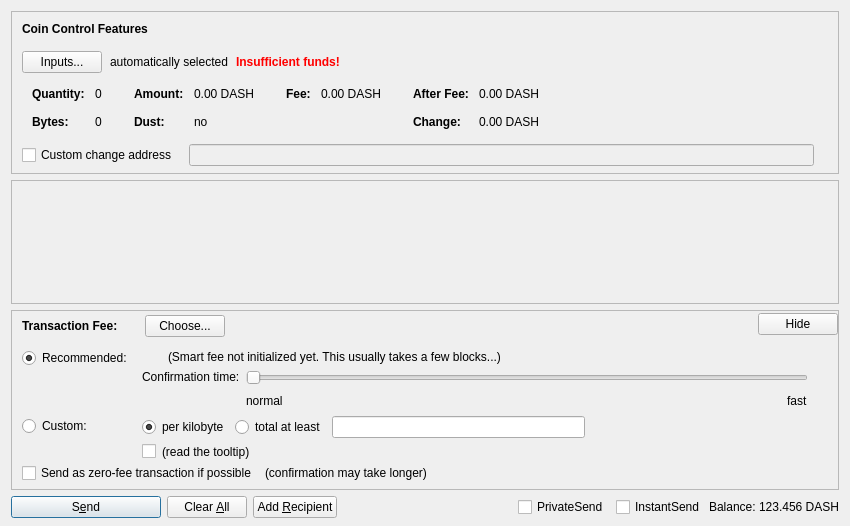
First picture: the form in src/qt/forms/sendcoinsdialog.ui, repository OmegaBlockchain/omegacoin, before the edit.
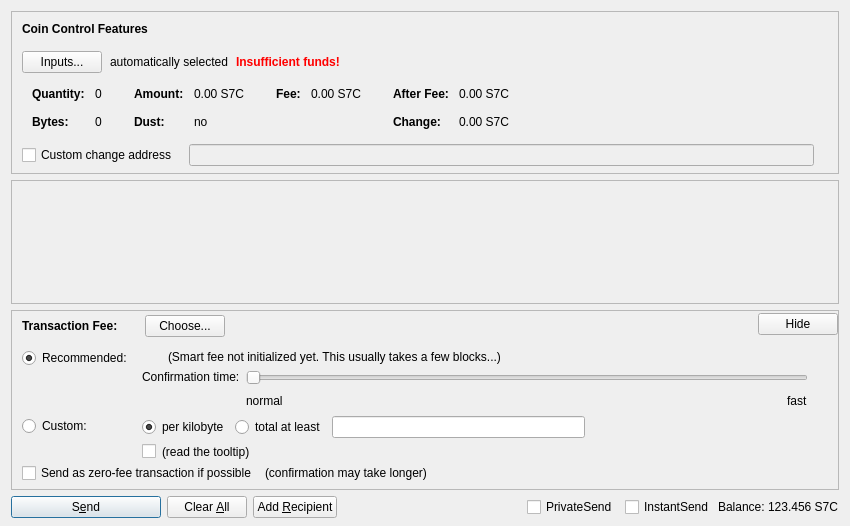
Second picture: the form after the edit. Custom widgets are drawn as their Qt base class.

What changed in the file:
```diff
--- a/src/qt/forms/sendcoinsdialog.ui
+++ b/src/qt/forms/sendcoinsdialog.ui
@@ -324,7 +324,7 @@
                   <enum>Qt::ActionsContextMenu</enum>
                  </property>
                  <property name="text">
-                  <string notr="true">0.00 DASH</string>
+                  <string notr="true">0.00 S7C</string>
                  </property>
                  <property name="textInteractionFlags">
                   <set>Qt::LinksAccessibleByMouse|Qt::TextSelectableByKeyboard|Qt::TextSelectableByMouse</set>
@@ -404,7 +404,7 @@
                   <enum>Qt::ActionsContextMenu</enum>
                  </property>
                  <property name="text">
-                  <string notr="true">0.00 DASH</string>
+                  <string notr="true">0.00 S7C</string>
                  </property>
                  <property name="textInteractionFlags">
                   <set>Qt::LinksAccessibleByMouse|Qt::TextSelectableByKeyboard|Qt::TextSelectableByMouse</set>
@@ -455,7 +455,7 @@
                   <enum>Qt::ActionsContextMenu</enum>
                  </property>
                  <property name="text">
-                  <string notr="true">0.00 DASH</string>
+                  <string notr="true">0.00 S7C</string>
                  </property>
                  <property name="textInteractionFlags">
                   <set>Qt::LinksAccessibleByMouse|Qt::TextSelectableByKeyboard|Qt::TextSelectableByMouse</set>
@@ -484,7 +484,7 @@
                   <enum>Qt::ActionsContextMenu</enum>
                  </property>
                  <property name="text">
-                  <string notr="true">0.00 DASH</string>
+                  <string notr="true">0.00 S7C</string>
                  </property>
                  <property name="textInteractionFlags">
                   <set>Qt::LinksAccessibleByMouse|Qt::TextSelectableByKeyboard|Qt::TextSelectableByMouse</set>
@@ -1337,7 +1337,7 @@
           <cursorShape>IBeamCursor</cursorShape>
          </property>
          <property name="text">
-          <string notr="true">123.456 DASH</string>
+          <string notr="true">123.456 S7C</string>
          </property>
          <property name="textInteractionFlags">
           <set>Qt::LinksAccessibleByMouse|Qt::TextSelectableByKeyboard|Qt::TextSelectableByMouse</set>
```
Left out of the diff: 6 changed lines with no effect on the pictures.
